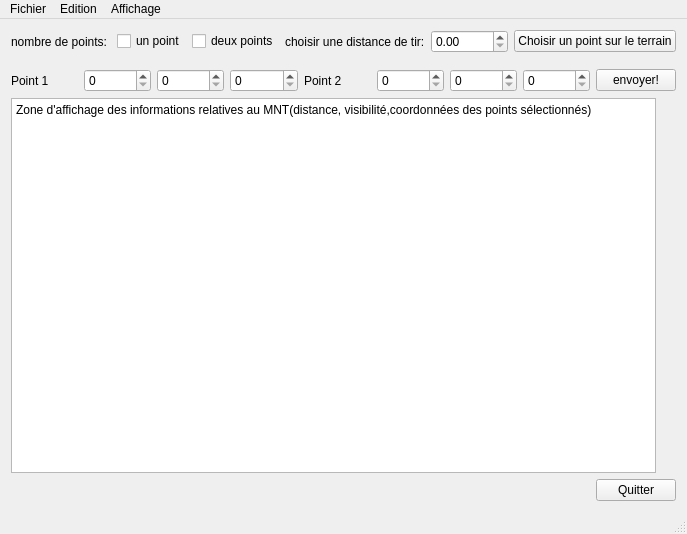
Old version of the form mainwindow.ui in the repository ppensier/projet_opengl.
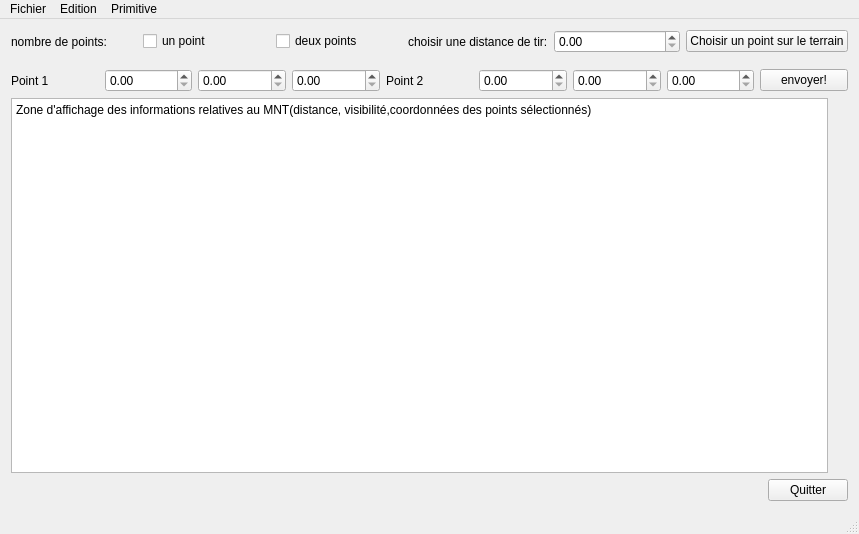
New version of the form.

```diff
--- a/mainwindow.ui
+++ b/mainwindow.ui
@@ -6,7 +6,7 @@
    <rect>
     <x>0</x>
     <y>0</y>
-    <width>640</width>
+    <width>859</width>
     <height>534</height>
    </rect>
   </property>
@@ -80,13 +80,13 @@
        </widget>
       </item>
       <item>
-       <widget class="QSpinBox" name="x1"/>
+       <widget class="QDoubleSpinBox" name="x1"/>
       </item>
       <item>
-       <widget class="QSpinBox" name="y1"/>
+       <widget class="QDoubleSpinBox" name="y1"/>
       </item>
       <item>
-       <widget class="QSpinBox" name="z1"/>
+       <widget class="QDoubleSpinBox" name="z1"/>
       </item>
       <item>
        <widget class="QLabel" name="point2">
@@ -96,20 +96,13 @@
        </widget>
       </item>
       <item>
-       <widget class="QSpinBox" name="x2">
-        <property name="maximum">
-         <number>99</number>
-        </property>
-        <property name="value">
-         <number>0</number>
-        </property>
-       </widget>
+       <widget class="QDoubleSpinBox" name="x2"/>
       </item>
       <item>
-       <widget class="QSpinBox" name="y2"/>
+       <widget class="QDoubleSpinBox" name="y2"/>
       </item>
       <item>
-       <widget class="QSpinBox" name="z2"/>
+       <widget class="QDoubleSpinBox" name="z2"/>
       </item>
       <item>
        <widget class="QPushButton" name="envoyerCoord">
@@ -201,8 +194,8 @@
     <rect>
      <x>0</x>
      <y>0</y>
-     <width>640</width>
-     <height>29</height>
+     <width>859</width>
+     <height>20</height>
     </rect>
    </property>
    <widget class="QMenu" name="menuIntervisibilitySoft">
@@ -220,7 +213,7 @@
    </widget>
    <widget class="QMenu" name="menuAffichage">
     <property name="title">
-     <string>Affichage</string>
+     <string>Primitive</string>
     </property>
     <addaction name="actionChoisir_les_point_s"/>
     <addaction name="actionLancer_le_calcul"/>
```
Left out of the diff: 14 changed lines with no effect on the pictures.
